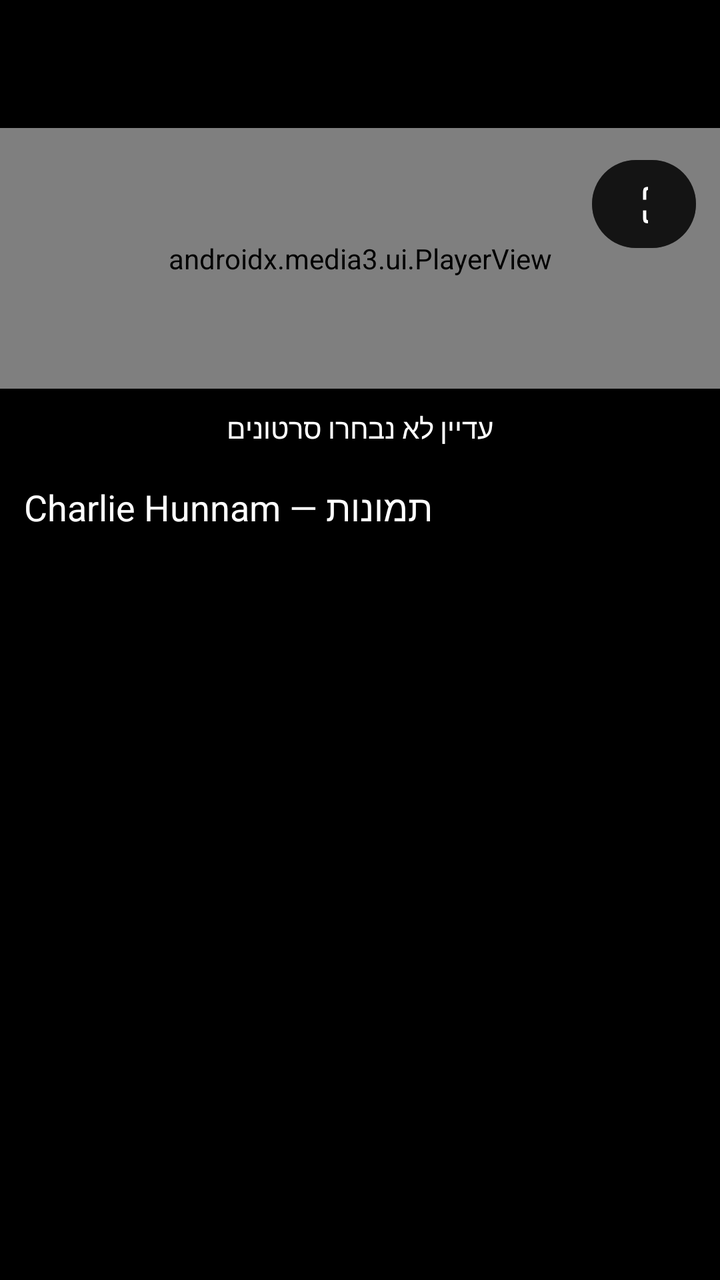
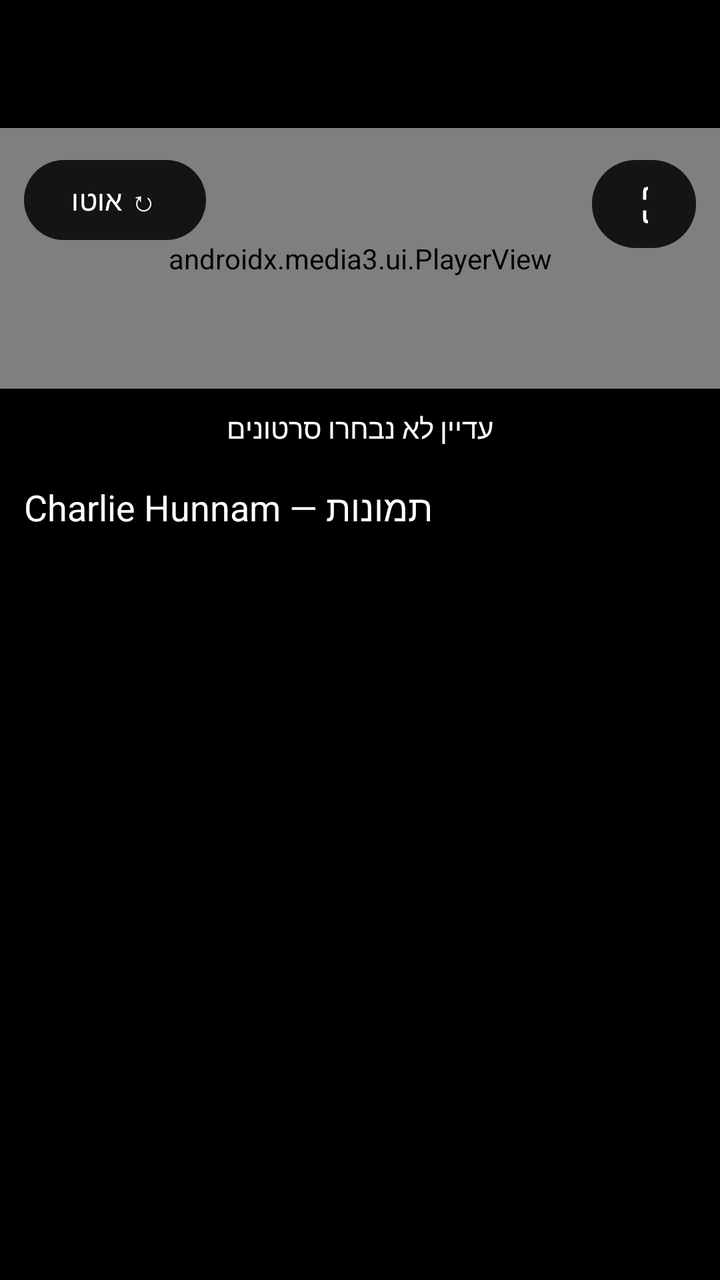

The first picture is an Android layout as it rendered before a commit; the second is the same layout after the commit. The layout source and the unified diff follow.
<!-- AndroidManifest.xml: application theme Theme.VideoPlayer -->
<!-- res/layout/activity_main.xml -->
<?xml version="1.0" encoding="utf-8"?>
<LinearLayout xmlns:android="http://schemas.android.com/apk/res/android"
    android:layout_width="match_parent" android:layout_height="match_parent"
    android:orientation="vertical" android:background="#000000">

    <com.google.android.material.appbar.MaterialToolbar
        android:id="@+id/toolbar" android:layout_width="match_parent"
        android:layout_height="?attr/actionBarSize" android:title="Video Player"
        android:titleTextColor="#FFFFFF"/>

    <FrameLayout
        android:layout_width="match_parent"
        android:layout_height="0dp"
        android:layout_weight="1">

        <androidx.media3.ui.PlayerView
            android:id="@+id/playerView" android:layout_width="match_parent"
            android:layout_height="match_parent" android:keepScreenOn="true"/>

        <Button
            android:id="@+id/fullscreenButton"
            android:layout_width="52dp"
            android:layout_height="52dp"
            android:layout_gravity="top|end"
            android:layout_margin="12dp"
            android:text="⛶"
            android:textSize="24sp"
            android:textColor="#FFFFFF"
            android:backgroundTint="#99000000"
            android:contentDescription="מסך מלא"/>
    </FrameLayout>

    <TextView
        android:id="@+id/emptyText" android:layout_width="match_parent"
        android:layout_height="wrap_content" android:gravity="center"
        android:padding="10dp" android:text="@string/empty_playlist"
        android:textColor="#FFFFFF"/>

    <TextView
        android:id="@+id/photoTitle"
        android:layout_width="match_parent" android:layout_height="wrap_content"
        android:paddingStart="12dp" android:paddingTop="8dp" android:paddingBottom="4dp"
        android:text="Charlie Hunnam — תמונות"
        android:textColor="#FFFFFF" android:textSize="18sp"/>

    <androidx.recyclerview.widget.RecyclerView
        android:id="@+id/photoGallery" android:layout_width="match_parent"
        android:layout_height="220dp" android:padding="4dp"/>

    <androidx.recyclerview.widget.RecyclerView
        android:id="@+id/playlist" android:layout_width="match_parent"
        android:layout_height="150dp" android:padding="8dp"/>
</LinearLayout>
<!-- resources referenced by this layout -->
<resources>
  <string name="empty_playlist">עדיין לא נבחרו סרטונים</string>
  <style name="Theme.VideoPlayer" parent="Theme.Material3.DayNight.NoActionBar" />
</resources>

<!-- the commit's change to res/layout/activity_main.xml (unified diff, before → after) -->
@@ -28,6 +28,17 @@
             android:textColor="#FFFFFF"
             android:backgroundTint="#99000000"
             android:contentDescription="מסך מלא"/>
+
+        <Button
+            android:id="@+id/rotateButton"
+            android:layout_width="wrap_content"
+            android:layout_height="48dp"
+            android:layout_gravity="top|start"
+            android:layout_margin="12dp"
+            android:text="↻ אוטו"
+            android:textColor="#FFFFFF"
+            android:backgroundTint="#99000000"
+            android:contentDescription="סיבוב מסך"/>
     </FrameLayout>
 
     <TextView
